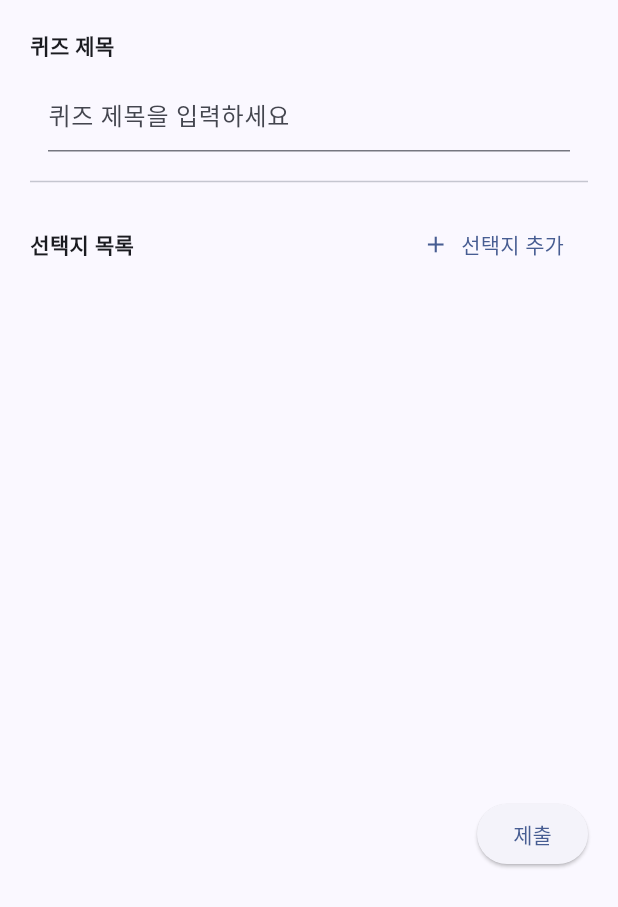
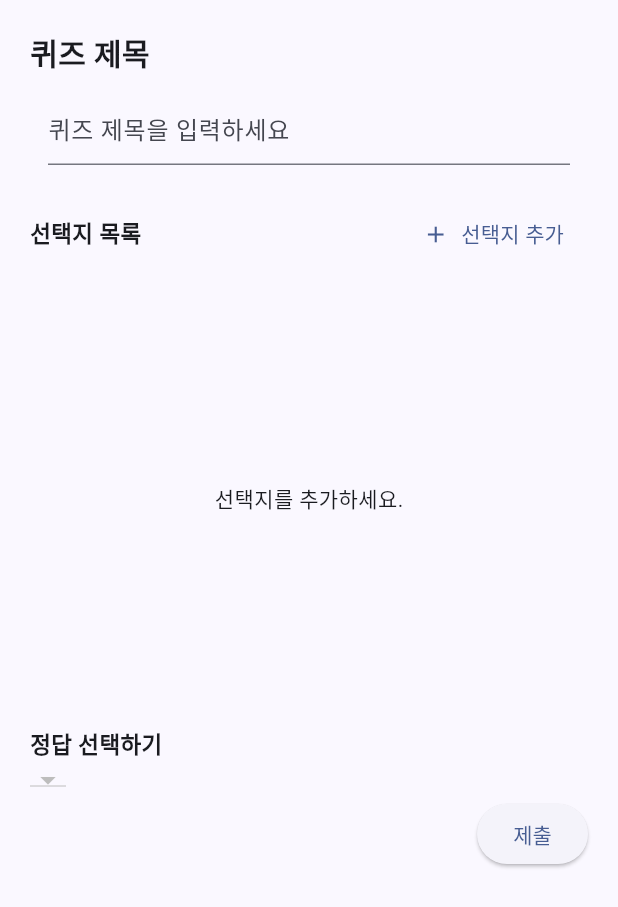
Before and after one commit to hanisoft2022/fc_ch02_quiz, a Flutter app: the QuizAddModal widget shown alone on an empty page, opened directly, after a tap on "선택지 추가", after a tap on the "delete" icon, on a phone screen of 412 x 824 dp. Shown: the top 907 px of the screen. Run offline on Flutter 3.47's test engine with Material 3 defaults, Android fonts, the light colour scheme and no system bars; our stand-ins replace cloud_firestore, firebase_auth, firebase_core, flutter_hooks, freezed_annotation, gap and 4 more; accounts and stored records are empty; generated files the repository leaves out were written again.

Commit message:
modal configuring

```diff
--- a/lib/web/features/quiz_manager/data/dummy_quiz_provider.dart
+++ b/lib/web/features/quiz_manager/data/dummy_quiz_provider.dart
@@ -9,16 +9,16 @@
         id: null,
         title: '더미 퀴즈1',
         options: [
-          Option(index: 0, text: '선택지 1. 2^31-1', correctOption: true),
-          Option(index: 1, text: '선택지 2. Provider', correctOption: false),
+          Option(index: 0, text: '선택지 1. 2^31-1', isCorrectOption: true),
+          Option(index: 1, text: '선택지 2. Provider', isCorrectOption: false),
         ],
       ),
       Quiz(
         id: null,
         title: '더미 퀴즈2',
         options: [
-          Option(index: 0, text: '선택지1 2^63-1', correctOption: false),
-          Option(index: 1, text: '선택지2 Bloc', correctOption: true),
+          Option(index: 0, text: '선택지1 2^63-1', isCorrectOption: false),
+          Option(index: 1, text: '선택지2 Bloc', isCorrectOption: true),
         ],
       ),
     ];
--- a/lib/web/features/quiz_manager/models/option.dart
+++ b/lib/web/features/quiz_manager/models/option.dart
@@ -5,7 +5,7 @@
 
 @freezed
 abstract class Option with _$Option {
-  const factory Option({required int index, required String text, required bool correctOption}) =
+  const factory Option({required int index, required String text, required bool isCorrectOption}) =
       _Option;
 
   factory Option.fromJson(Map<String, dynamic> json) => _$OptionFromJson(json);
--- a/lib/web/features/quiz_manager/widgets/option_input.dart
+++ b/lib/web/features/quiz_manager/widgets/option_input.dart
@@ -1,6 +1,7 @@
 import 'package:ch02_realtime_quiz/web/features/quiz_manager/models/option.dart';
 import 'package:flutter/material.dart';
 import 'package:flutter_hooks/flutter_hooks.dart';
+import 'package:velocity_x/velocity_x.dart';
 
 class OptionInput extends HookWidget {
   final Option option;
@@ -17,12 +18,10 @@
   @override
   Widget build(BuildContext context) {
     final controller = useTextEditingController(text: option.text);
-    useEffect(() {
-      controller.text = option.text;
-      return null;
-    }, [option.text]);
+
     return Row(
       children: [
+        '${option.index + 1}.  '.text.make(),
         Expanded(
           child: TextField(
             controller: controller,
--- a/lib/web/features/quiz_manager/widgets/quiz_add_modal.dart
+++ b/lib/web/features/quiz_manager/widgets/quiz_add_modal.dart
@@ -17,12 +17,16 @@
     void addOption() {
       options.value = [
         ...options.value,
-        Option(text: '', index: options.value.length, correctOption: false),
+        Option(text: '', index: options.value.length, isCorrectOption: false),
       ];
     }
 
     void removeOption(int index) {
-      options.value = [...options.value..removeAt(index)];
+      final newOptions = List<Option>.from(options.value)..removeAt(index);
+      for (int i = 0; i < newOptions.length; i++) {
+        newOptions[i] = newOptions[i].copyWith(index: i);
+      }
+      options.value = newOptions;
     }
 
     void updateOptionText(int index, String value) {
@@ -36,17 +40,16 @@
       child: Column(
         crossAxisAlignment: CrossAxisAlignment.start,
         children: [
-          '퀴즈 제목'.text.bold.make(),
+          '퀴즈 제목'.text.size(20).bold.make(),
           TextField(
             decoration: InputDecoration(hintText: '퀴즈 제목을 입력하세요'),
             controller: quizTitleTEC,
           ).p12(),
-          Divider(),
           Gap(10),
           Row(
             mainAxisAlignment: MainAxisAlignment.spaceBetween,
             children: [
-              '선택지 목록'.text.bold.make(),
+              '선택지 목록'.text.size(15).bold.make(),
               TextButton.icon(
                 icon: Icon(Icons.add),
                 onPressed: addOption,
@@ -55,7 +58,9 @@
             ],
           ),
           Expanded(
-            child: ListView(
+            child: options.value.isEmpty
+                ? Text('선택지를 추가하세요.').centered()
+                : ListView(
                     children: [
                       for (int i = 0; i < options.value.length; i++)
                         OptionInput(
@@ -66,6 +71,13 @@
                     ],
                   ),
           ),
+          '정답 선택하기'.text.size(15).bold.make(),
+          DropdownButton(
+            items: options.value
+                .map((e) => DropdownMenuItem(value: e, child: e.text.text.make()))
+                .toList(),
+            onChanged: (value) {},
+          ),
           Row(
             mainAxisAlignment: MainAxisAlignment.end,
             children: [ElevatedButton(onPressed: () => {}, child: '제출'.text.make())],
```
Also changed, not shown: lib/web/features/quiz_manager/models/option.freezed.dart, lib/web/features/quiz_manager/models/option.g.dart. Lines whose indentation alone changed are shown as unchanged.
